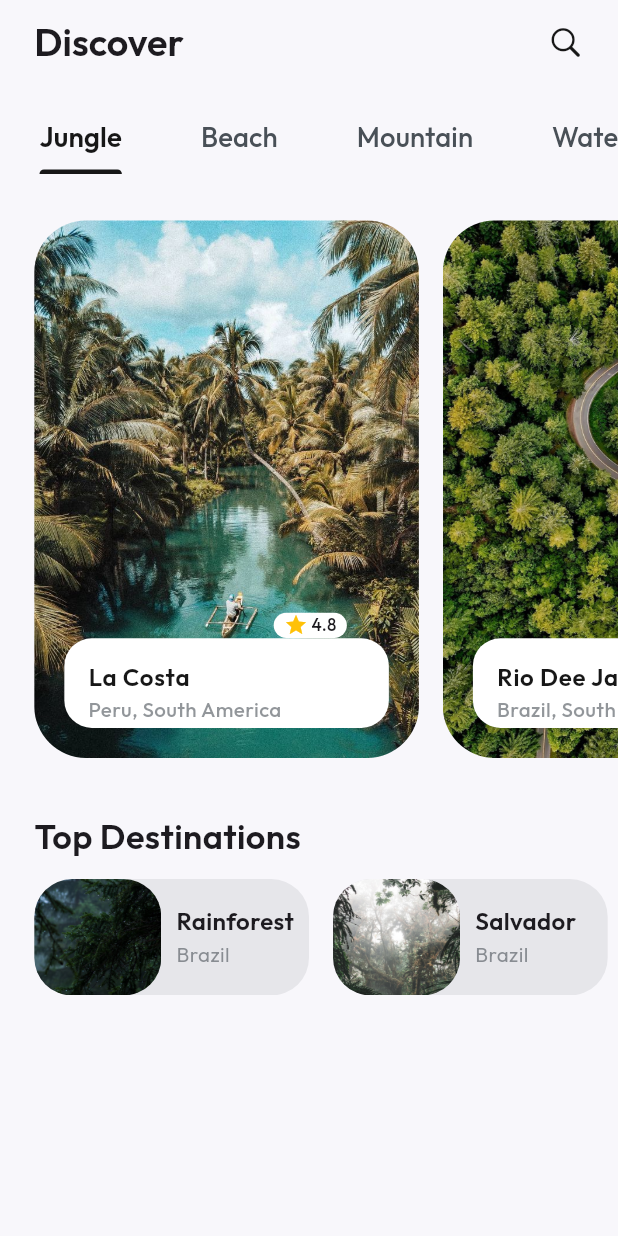
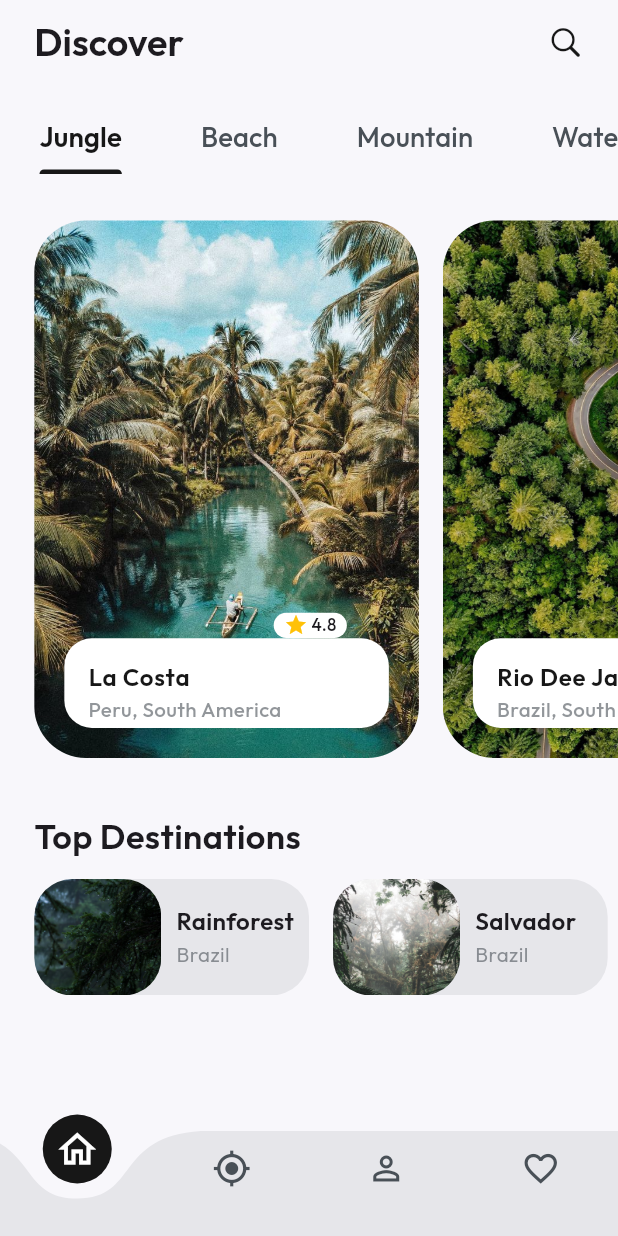
Before and after one commit to ShahzainAhmed/TravelLens, a Flutter app: the HomeScreen screen opened by its route, on a phone screen of 412 x 824 dp. Run offline on Flutter 3.47's test engine with Material 3 defaults, Android fonts, the phone set to English and light mode, and no system bars; drawn by our look-alikes of curved_labeled_navigation_bar; our stand-ins replace animate_do, bounce, flutter_screenutil, get, google_fonts, like_button.

Commit message:
Added bottom nav bar for Homescreen

```diff
--- a/lib/views/home/home_screen.dart
+++ b/lib/views/home/home_screen.dart
@@ -1,3 +1,5 @@
+import 'package:curved_labeled_navigation_bar/curved_navigation_bar.dart';
+import 'package:curved_labeled_navigation_bar/curved_navigation_bar_item.dart';
 import 'package:flutter/cupertino.dart';
 import 'package:flutter/material.dart';
 import 'package:flutter_screenutil/flutter_screenutil.dart';
@@ -10,8 +12,23 @@ import 'package:travel_lens/views/home/widgets/small_tiles.dart';
 import 'package:travel_lens/views/home/widgets/tabbar_widget.dart';
 import 'package:travel_lens/views/home/widgets/tiles.dart';
 
-class HomeScreen extends StatelessWidget {
+class HomeScreen extends StatefulWidget {
   const HomeScreen({super.key});
+
+  @override
+  State<HomeScreen> createState() => _HomeScreenState();
+}
+
+class _HomeScreenState extends State<HomeScreen> {
+  int _bottomNavIndex = 0;
+
+  // Icon list for the navigation bar
+  final iconList = <IconData>[
+    Icons.home,
+    Icons.search,
+    Icons.favorite,
+    Icons.person,
+  ];
 
   @override
   Widget build(BuildContext context) {
@@ -32,7 +49,7 @@ class HomeScreen extends StatelessWidget {
         ],
       ),
       body: DefaultTabController(
-        length: 3,
+        length: 5,
         child: Column(
           crossAxisAlignment: CrossAxisAlignment.start,
           children: [
@@ -69,20 +86,81 @@ class HomeScreen extends StatelessWidget {
               height: 65.h,
               width: Get.width,
               child: ListView.separated(
+                itemCount: tileModelList.length,
                 physics: const BouncingScrollPhysics(),
                 padding: EdgeInsets.symmetric(horizontal: 20.w),
                 scrollDirection: Axis.horizontal,
                 separatorBuilder: (context, index) => SizedBox(width: 14.w),
                 itemBuilder: (context, index) {
                   return SmallTiles(
-                      tileModel: tileModelList.reversed.toList()[index]);
+                    tileModel: tileModelList.reversed.toList()[index],
+                  );
                 },
-                itemCount: tileModelList.length,
               ),
             ),
           ],
         ),
       ),
+      bottomNavigationBar: CurvedNavigationBar(
+        onTap: (index) {
+          setState(() {
+            _bottomNavIndex = index;
+          });
+        },
+        buttonBackgroundColor: AppColors.kBlackColor,
+        backgroundColor: AppColors.kBackgroundColor,
+        color: AppColors.kDarkGreyColor.withOpacity(0.1),
+        items: [
+          CurvedNavigationBarItem(
+            child: Icon(
+              size: _bottomNavIndex == 0 ? 30 : 26,
+              Icons.home_outlined,
+              color: _bottomNavIndex == 0
+                  ? AppColors.kWhiteColor
+                  : AppColors.kDarkGreyColor,
+            ),
+          ),
+          CurvedNavigationBarItem(
+            child: Icon(
+              Icons.my_location_sharp,
+              size: _bottomNavIndex == 1 ? 30 : 26,
+              color: _bottomNavIndex == 1
+                  ? AppColors.kWhiteColor
+                  : AppColors.kDarkGreyColor,
+            ),
+          ),
+          CurvedNavigationBarItem(
+            child: Icon(
+              Icons.person_outline,
+              size: _bottomNavIndex == 2 ? 30 : 26,
+              color: _bottomNavIndex == 2
+                  ? AppColors.kWhiteColor
+                  : AppColors.kDarkGreyColor,
+            ),
+          ),
+          CurvedNavigationBarItem(
+            child: Icon(
+              size: _bottomNavIndex == 3 ? 30 : 26,
+              Icons.favorite_outline,
+              color: _bottomNavIndex == 3
+                  ? AppColors.kWhiteColor
+                  : AppColors.kDarkGreyColor,
+            ),
+          ),
+        ],
+      ),
     );
   }
 }
+
+
+
+/*
+When you call the reversed property on a list in Dart, it does not return a new list but rather returns a ReversedListIterable. This is a lazy iterable that allows iterating over the elements of the original list in reverse order without creating a new list in memory.
+
+Why toList() is Needed
+The reversed property alone doesn't produce an actual list but an iterable. If you want to access elements by index (like tileModelList.reversed[index]), you must first convert the reversed iterable back to a list using .toList(). Without this conversion, index cannot be used directly on the ReversedListIterable.
+
+1) myList.reversed: Produces an iterable that lazily iterates over the elements in reverse order. It's not a list.
+2) reversedIterable.toList(): Creates a new list containing the reversed elements.
+ */
--- a/pubspec.yaml
+++ b/pubspec.yaml
@@ -42,6 +42,7 @@ dependencies:
   flutter_rating_bar: ^4.0.1
   cart_stepper: ^4.3.0
   shared_preferences: ^2.3.3
+  curved_labeled_navigation_bar: ^2.0.5
 
 dev_dependencies:
   flutter_test:
```
Also changed, not shown: pubspec.lock, 1 other file.
